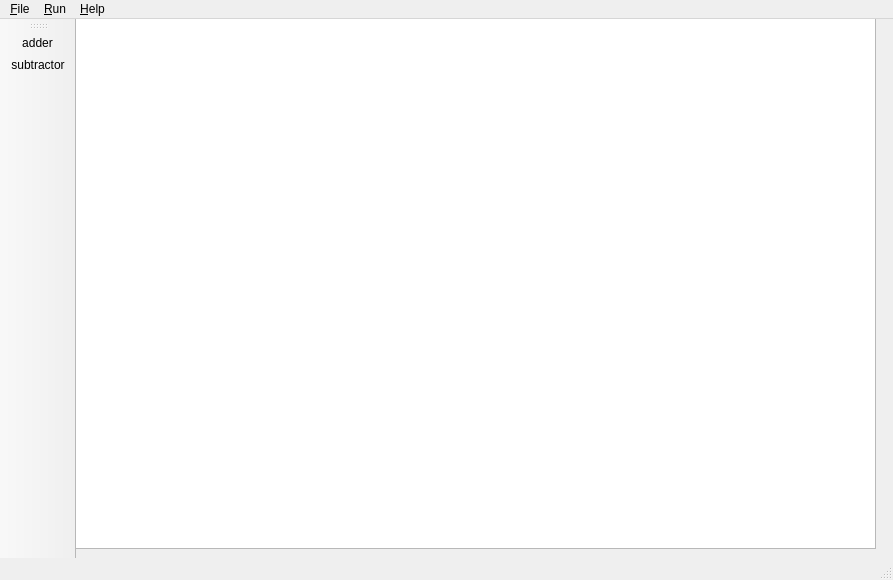
Old version of the form mainwindow.ui in the repository Slagee/ICP.
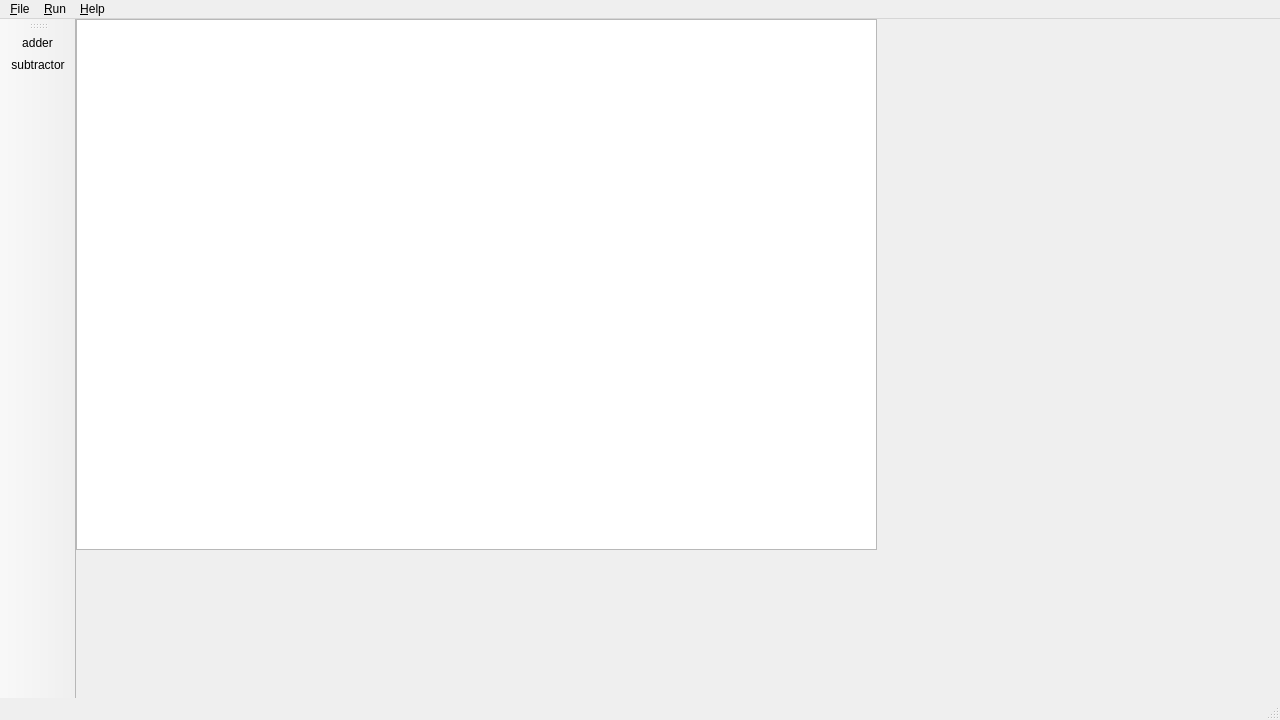
New version of the form.

```diff
--- a/mainwindow.ui
+++ b/mainwindow.ui
@@ -6,8 +6,8 @@
    <rect>
     <x>0</x>
     <y>0</y>
-    <width>893</width>
-    <height>580</height>
+    <width>1280</width>
+    <height>720</height>
    </rect>
   </property>
   <property name="windowTitle">
@@ -20,24 +20,12 @@
    <widget class="QGraphicsView" name="graphicsView">
     <property name="geometry">
      <rect>
-      <x>-1</x>
-      <y>-1</y>
+      <x>0</x>
+      <y>0</y>
       <width>801</width>
       <height>531</height>
      </rect>
     </property>
-    <property name="minimumSize">
-     <size>
-      <width>0</width>
-      <height>531</height>
-     </size>
-    </property>
-    <property name="maximumSize">
-     <size>
-      <width>801</width>
-      <height>531</height>
-     </size>
-    </property>
    </widget>
   </widget>
   <widget class="QMenuBar" name="menuBar">
@@ -45,7 +33,7 @@
     <rect>
      <x>0</x>
      <y>0</y>
-     <width>893</width>
+     <width>1280</width>
      <height>25</height>
     </rect>
    </property>
```
